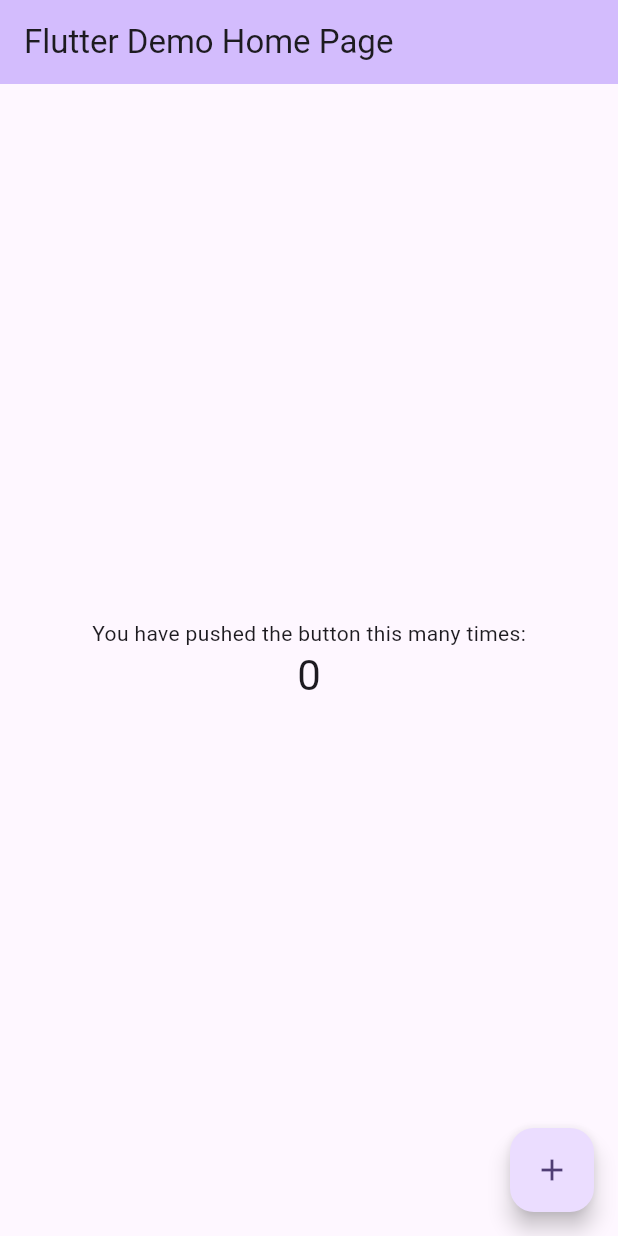
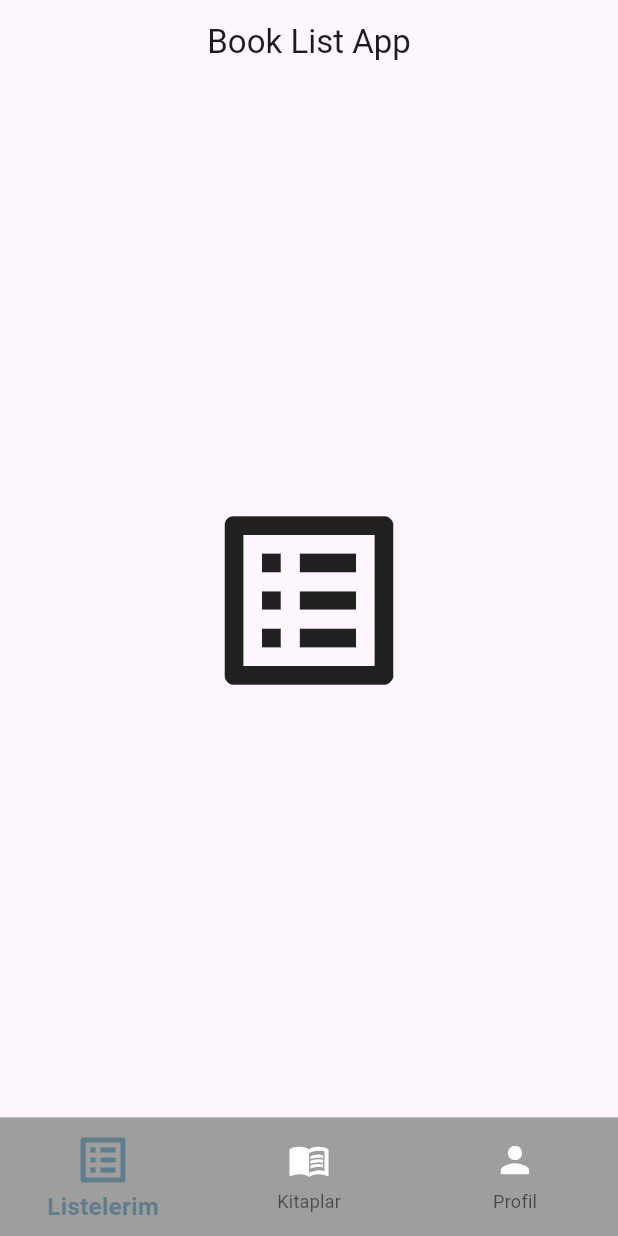
Before and after one commit to mehmetakifkucukkaya/bookListApp_flutter, a Flutter app: the screen it shows after launch, on a phone screen of 412 x 824 dp. Run offline on Flutter 3.47's test engine with Material 3 defaults, Android fonts, the phone set to English and light mode, and no system bars.

Commit message:
Added HomePage

```diff
--- a/lib/main.dart
+++ b/lib/main.dart
@@ -1,4 +1,6 @@
 import 'package:flutter/material.dart';
+
+import 'pages/home_page.dart';
 
 void main() {
   runApp(const MyApp());
@@ -9,62 +11,9 @@ class MyApp extends StatelessWidget {
 
   @override
   Widget build(BuildContext context) {
-    return MaterialApp(
-      debugShowCheckedModeBanner: false,
-      title: 'Flutter Demo',
-      theme: ThemeData(
-        colorScheme: ColorScheme.fromSeed(seedColor: Colors.deepPurple),
-        useMaterial3: true,
-      ),
-      home: const MyHomePage(title: 'Flutter Demo Home Page'),
-    );
+    return const MaterialApp(
+        debugShowCheckedModeBanner: false,
+        title: 'Book List App',
+        home: HomePage());
   }
 }
-
-class MyHomePage extends StatefulWidget {
-  const MyHomePage({super.key, required this.title});
-
-  final String title;
-
-  @override
-  State<MyHomePage> createState() => _MyHomePageState();
-}
-
-class _MyHomePageState extends State<MyHomePage> {
-  int _counter = 0;
-
-  void _incrementCounter() {
-    setState(() {
-      _counter++;
-    });
-  }
-
-  @override
-  Widget build(BuildContext context) {
-    return Scaffold(
-      appBar: AppBar(
-        backgroundColor: Theme.of(context).colorScheme.inversePrimary,
-        title: Text(widget.title),
-      ),
-      body: Center(
-        child: Column(
-          mainAxisAlignment: MainAxisAlignment.center,
-          children: <Widget>[
-            const Text(
-              'You have pushed the button this many times:',
-            ),
-            Text(
-              '$_counter',
-              style: Theme.of(context).textTheme.headlineMedium,
-            ),
-          ],
-        ),
-      ),
-      floatingActionButton: FloatingActionButton(
-        onPressed: _incrementCounter,
-        tooltip: 'Increment',
-        child: const Icon(Icons.add),
-      ),
-    );
-  }
-}
--- /dev/null
+++ b/lib/pages/home_page.dart
@@ -0,0 +1,62 @@
+import 'package:flutter/material.dart';
+
+class HomePage extends StatefulWidget {
+  const HomePage({super.key});
+
+  @override
+  State<HomePage> createState() => _HomePageState();
+}
+
+class _HomePageState extends State<HomePage> {
+  int selectedIndex = 0;
+
+  void onItemTapped(int index) {
+    setState(() {
+      selectedIndex = index;
+    });
+  }
+
+  static const List<Widget> pages = <Widget>[
+    Icon(Icons.list_alt, size: 150),
+    Icon(Icons.menu_book, size: 150),
+    Icon(Icons.person, size: 150),
+  ];
+
+  @override
+  Widget build(BuildContext context) {
+    return Scaffold(
+      appBar: AppBar(
+        title: const Center(child: Text('Book List App')),
+      ),
+      body: Center(child: pages.elementAt(selectedIndex)),
+      bottomNavigationBar: BottomNavigationBar(
+        backgroundColor: Colors.grey,
+        elevation: 2,
+        iconSize: 28,
+        //* selected item
+        selectedIconTheme: const IconThemeData(size: 40),
+        selectedItemColor: Colors.blueGrey,
+        selectedFontSize: 16,
+        selectedLabelStyle: const TextStyle(fontWeight: FontWeight.bold),
+        //* unselected item
+        unselectedIconTheme: const IconThemeData(color: Colors.white),
+        currentIndex: selectedIndex,
+        onTap: onItemTapped,
+        items: const <BottomNavigationBarItem>[
+          BottomNavigationBarItem(
+            icon: Icon(Icons.list_alt),
+            label: 'Listelerim',
+          ),
+          BottomNavigationBarItem(
+            icon: Icon(Icons.menu_book),
+            label: 'Kitaplar',
+          ),
+          BottomNavigationBarItem(
+            icon: Icon(Icons.person),
+            label: 'Profil',
+          ),
+        ],
+      ),
+    );
+  }
+}
```
